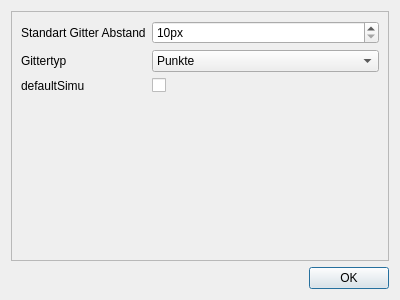
The window that settingsdialog.ui (chriku/qdigi) describes before a commit, drawn with Qt 5.
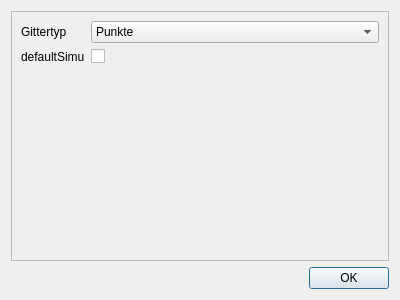
The same window after the commit. Icons and pictures are not drawn.

Diff of the .ui file:
```diff
--- a/settingsdialog.ui
+++ b/settingsdialog.ui
@@ -34,33 +34,6 @@
       </property>
       <layout class="QFormLayout" name="formLayout">
        <item row="0" column="1">
-        <widget class="QSpinBox" name="gridSize">
-         <property name="suffix">
-          <string>px</string>
-         </property>
-         <property name="minimum">
-          <number>10</number>
-         </property>
-         <property name="maximum">
-          <number>50</number>
-         </property>
-        </widget>
-       </item>
-       <item row="0" column="0">
-        <widget class="QLabel" name="gridSizeLabel">
-         <property name="text">
-          <string>Standart Gitter Abstand</string>
-         </property>
-        </widget>
-       </item>
-       <item row="1" column="0">
-        <widget class="QLabel" name="gridTypeLabel">
-         <property name="text">
-          <string>Gittertyp</string>
-         </property>
-        </widget>
-       </item>
-       <item row="1" column="1">
         <widget class="QComboBox" name="gridType">
          <item>
           <property name="text">
@@ -74,20 +47,27 @@
          </item>
         </widget>
        </item>
-       <item row="2" column="0">
+       <item row="1" column="0">
         <widget class="QLabel" name="defaultSimuLabel">
          <property name="text">
           <string>defaultSimu</string>
          </property>
         </widget>
        </item>
-       <item row="2" column="1">
+       <item row="1" column="1">
         <widget class="QCheckBox" name="defaultSimu">
          <property name="text">
           <string/>
          </property>
         </widget>
        </item>
+       <item row="0" column="0">
+        <widget class="QLabel" name="gridTypeLabel">
+         <property name="text">
+          <string>Gittertyp</string>
+         </property>
+        </widget>
+       </item>
       </layout>
      </widget>
     </widget>
```
